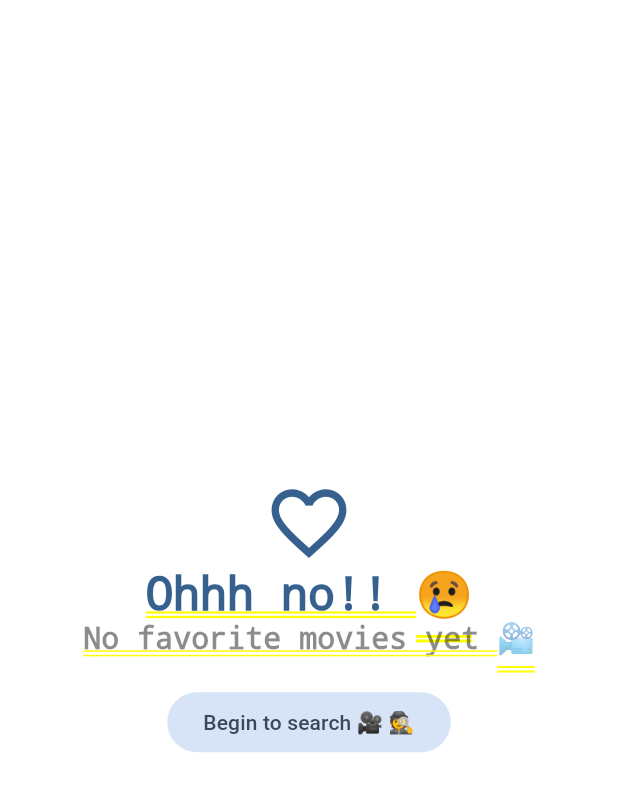
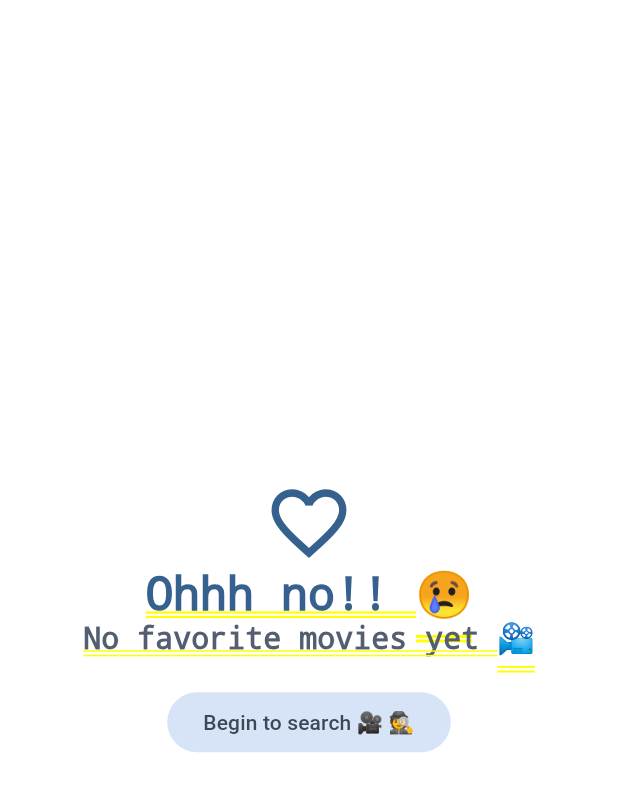
Before and after one commit to CosmicTiger/cinemapedia_app, a Flutter app: the FavoritesView screen opened directly, on a phone screen of 412 x 824 dp. Shown: the top 791 px of the screen. Run offline on Flutter 3.47's test engine with Material 3 defaults, Android fonts, the phone set to English and light mode, and no system bars; our stand-ins replace animate_do, card_swiper, dio, flutter_dotenv, flutter_riverpod, go_router and 2 more; accounts and stored records are empty; generated files the repository leaves out were written again; network calls fail.

Commit message:
💄 ui: add dark mode text adaption on no favorites

```diff
--- a/lib/presentation/views/movies/favorites_view.dart
+++ b/lib/presentation/views/movies/favorites_view.dart
@@ -49,8 +49,8 @@ class FavoritesViewState extends ConsumerState<FavoritesView> {
             Icon(Icons.favorite_outline_sharp, size: 60, color: colors.primary),
             Text('Ohhh no!! 😢',
                 style: TextStyle(fontSize: 30, color: colors.primary)),
-            const Text('No favorite movies yet 📽️',
-                style: TextStyle(fontSize: 20, color: Colors.black45)),
+            Text('No favorite movies yet 📽️',
+                style: TextStyle(fontSize: 20, color: colors.secondary)),
             const SizedBox(height: 20),
             FilledButton.tonal(
                 onPressed: () => context.go('/home/0'),
```
